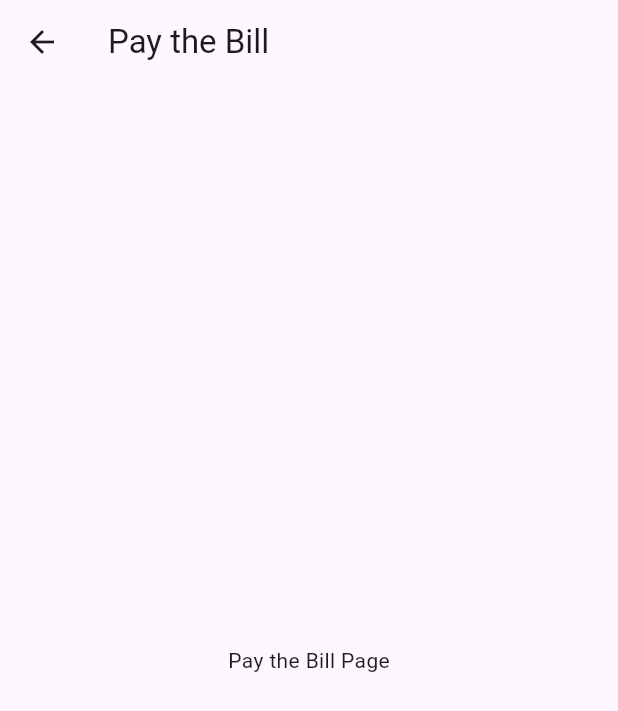
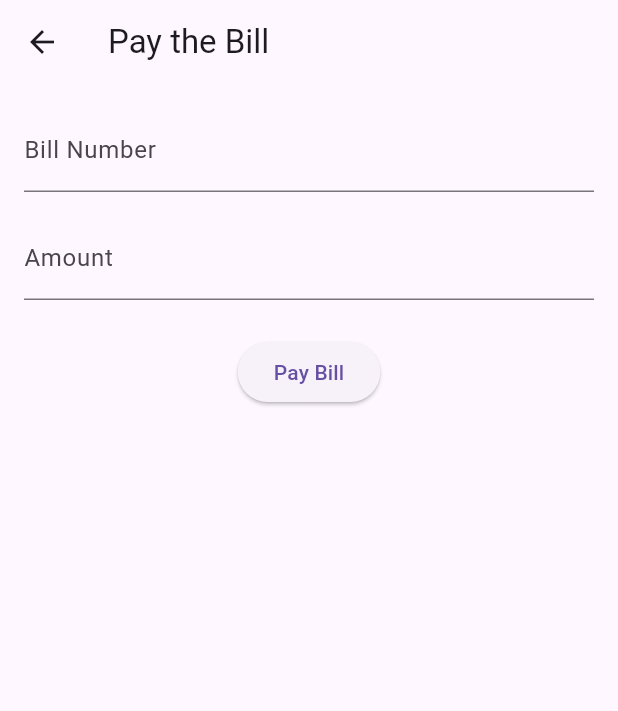
Before and after one commit to perinai/Mywallet, a Flutter app: the PayTheBillPage screen opened directly, on a phone screen of 412 x 824 dp. Shown: the top 711 px of the screen. Run offline on Flutter 3.47's test engine with Material 3 defaults, Android fonts, the phone set to English and light mode, and no system bars; our stand-ins replace firebase_auth, firebase_core; accounts and stored records are empty.

Commit message:
adding paybill page

```diff
--- a/lib/screens/pages/pay_bill.dart
+++ b/lib/screens/pages/pay_bill.dart
@@ -1,7 +1,27 @@
 import 'package:flutter/material.dart';
 
-class PayTheBillPage extends StatelessWidget {
+class PayTheBillPage extends StatefulWidget {
   const PayTheBillPage({super.key});
+
+  @override
+  _PayTheBillPageState createState() => _PayTheBillPageState();
+}
+
+class _PayTheBillPageState extends State<PayTheBillPage> {
+  final _formKey = GlobalKey<FormState>();
+  final TextEditingController _billNumberController = TextEditingController();
+  final TextEditingController _amountController = TextEditingController();
+
+  void _payBill() {
+    if (_formKey.currentState!.validate()) {
+      String billNumber = _billNumberController.text;
+      String amount = _amountController.text;
+
+      ScaffoldMessenger.of(context).showSnackBar(
+        SnackBar(content: Text('Paying $amount to bill number $billNumber')),
+      );
+    }
+  }
 
   @override
   Widget build(BuildContext context) {
@@ -9,8 +29,43 @@ class PayTheBillPage extends StatelessWidget {
       appBar: AppBar(
         title: const Text('Pay the Bill'),
       ),
-      body: const Center(
-        child: Text('Pay the Bill Page'),
+      body: Padding(
+        padding: const EdgeInsets.all(16.0),
+        child: Form(
+          key: _formKey,
+          child: Column(
+            children: [
+              TextFormField(
+                controller: _billNumberController,
+                decoration: const InputDecoration(labelText: 'Bill Number'),
+                keyboardType: TextInputType.number,
+                validator: (value) {
+                  if (value == null || value.isEmpty) {
+                    return 'Please enter the bill number';
+                  }
+                  return null;
+                },
+              ),
+              const SizedBox(height: 16),
+              TextFormField(
+                controller: _amountController,
+                decoration: const InputDecoration(labelText: 'Amount'),
+                keyboardType: TextInputType.number,
+                validator: (value) {
+                  if (value == null || value.isEmpty) {
+                    return 'Please enter the amount';
+                  }
+                  return null;
+                },
+              ),
+              const SizedBox(height: 24),
+              ElevatedButton(
+                onPressed: _payBill,
+                child: const Text('Pay Bill'),
+              ),
+            ],
+          ),
+        ),
       ),
     );
   }
```
